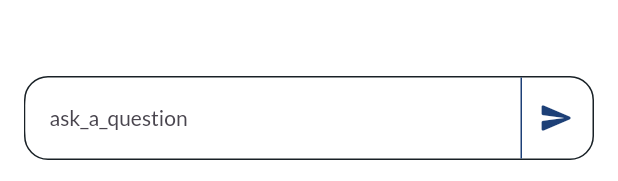
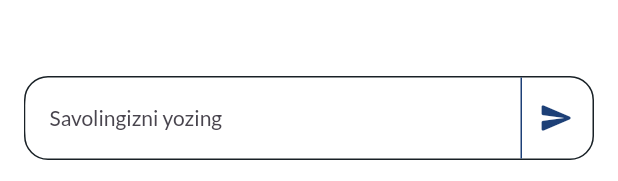
Before and after one commit to SardorbekAbdulabbozov/stem-app, a Flutter app: the Chatbot widget shown alone on an empty page, opened directly with empty values, on a phone screen of 412 x 824 dp. Shown: the part 1052-1233 px from the top of the screen. Run offline on Flutter 3.47's test engine with Material 2 defaults, Android fonts, the phone set to English and light mode, and no system bars; our stand-ins replace cached_network_image, dio, flutter_svg, get, get_storage, keyboard_dismisser and 3 more; missing offline and left inert: dio_retry_plus, model_viewer_plus; accounts and stored records are empty; generated files the repository leaves out were written again.

Commit message:
full inshaAlloh

```diff
--- a/lib/src/presentation/lesson/widgets/chatbot.dart
+++ b/lib/src/presentation/lesson/widgets/chatbot.dart
@@ -167,7 +167,7 @@ class Chatbot extends StatelessWidget {
                 Expanded(
                   child: TextField(
                     decoration: InputDecoration(
-                      hintText: 'ask_a_question'.tr,
+                      hintText: 'Savolingizni yozing'.tr,
                       border: const OutlineInputBorder(
                         borderRadius: BorderRadius.only(
                           topLeft: Radius.circular(16),
```
